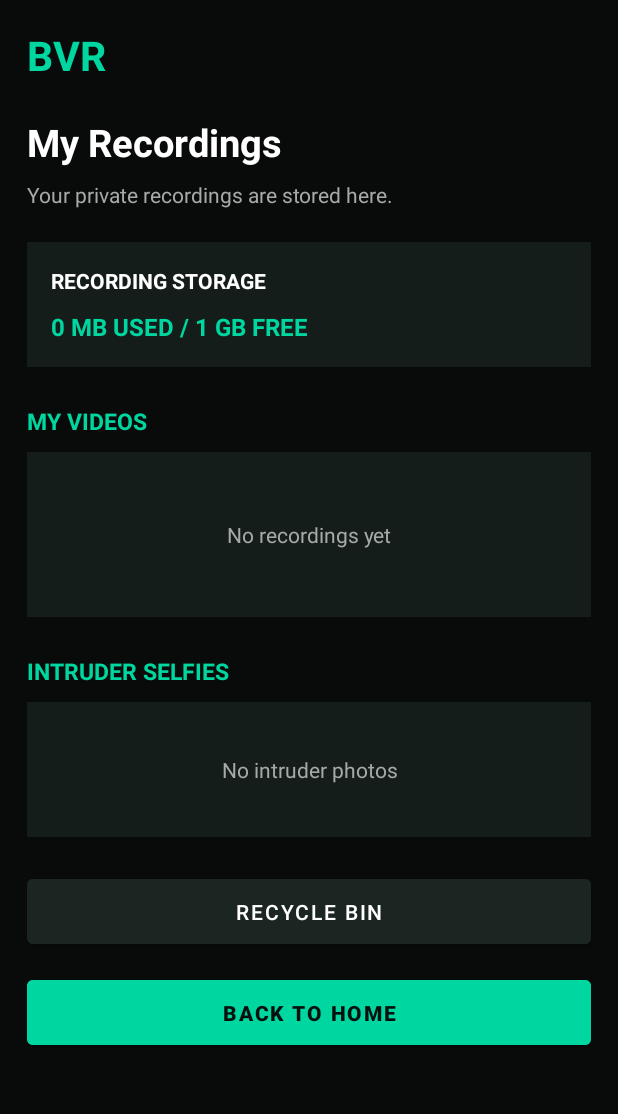
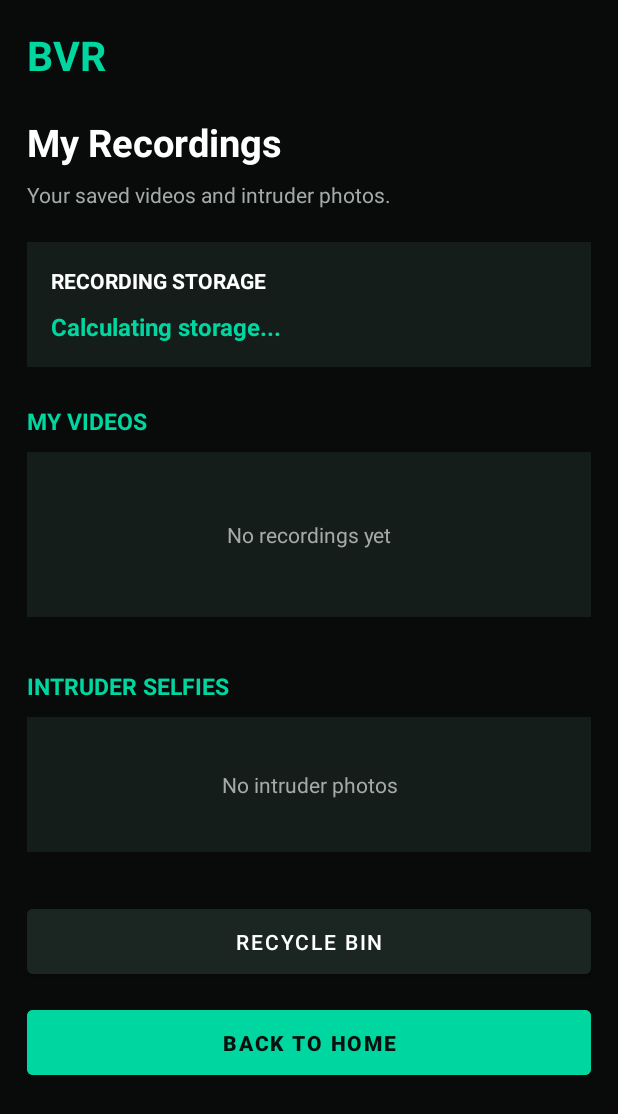
Before and after one commit to altamashkhan998448-cyber/Background-Video-Recorder, an Android app: the layout activity_recordings.xml on its own in the app's theme, with its tools: preview values and no code run, on a phone screen of 412 x 824 dp. Shown: the top 1114 px of the screen. Run offline under Robolectric (Android 15) with nearby library versions, the phone set to English and light mode, and no system bars.

Commit message:
Update activity_recordings.xml

```diff
--- a/app/src/main/res/layout/activity_recordings.xml
+++ b/app/src/main/res/layout/activity_recordings.xml
@@ -1,4 +1,5 @@
-<?xml version="1.0" encoding="utf-8"?><ScrollView xmlns:android="http://schemas.android.com/apk/res/android"
+<?xml version="1.0" encoding="utf-8"?>
+<ScrollView xmlns:android="http://schemas.android.com/apk/res/android"
     android:layout_width="match_parent"
     android:layout_height="match_parent"
     android:background="#080B0A"
@@ -31,10 +32,11 @@ android:fillViewport="true">
             android:layout_width="match_parent"
             android:layout_height="wrap_content"
             android:layout_marginTop="8dp"
-        android:text="Your private recordings are stored here."
+            android:text="Your saved videos and intruder photos."
             android:textColor="#A5AAA8"
             android:textSize="14sp" />
 
+        <!-- Storage -->
         <LinearLayout
             android:layout_width="match_parent"
             android:layout_height="wrap_content"
@@ -55,12 +57,14 @@ android:fillViewport="true">
                 android:layout_width="match_parent"
                 android:layout_height="wrap_content"
                 android:layout_marginTop="10dp"
-            android:text="0 MB USED / 1 GB FREE"
+                android:text="Calculating storage..."
                 android:textColor="#00D6A0"
                 android:textSize="16sp"
                 android:textStyle="bold" />
+
         </LinearLayout>
 
+        <!-- Videos heading -->
         <TextView
             android:layout_width="match_parent"
             android:layout_height="wrap_content"
@@ -70,17 +74,27 @@ android:fillViewport="true">
             android:textSize="15sp"
             android:textStyle="bold" />
 
+        <!-- Empty videos message -->
         <TextView
             android:id="@+id/txtNoVideos"
             android:layout_width="match_parent"
             android:layout_height="110dp"
+            android:layout_marginTop="10dp"
+            android:background="#151D1A"
             android:gravity="center"
-        android:background="#151D1A"
-        android:layout_marginTop="10dp"
             android:text="No recordings yet"
             android:textColor="#A5AAA8"
             android:textSize="14sp" />
 
+        <!-- Dynamic video list -->
+        <LinearLayout
+            android:id="@+id/videosContainer"
+            android:layout_width="match_parent"
+            android:layout_height="wrap_content"
+            android:orientation="vertical"
+            android:layout_marginTop="10dp" />
+
+        <!-- Intruder selfies -->
         <TextView
             android:layout_width="match_parent"
             android:layout_height="wrap_content"
@@ -94,12 +108,20 @@ android:fillViewport="true">
             android:id="@+id/txtNoIntruderPhotos"
             android:layout_width="match_parent"
             android:layout_height="90dp"
+            android:layout_marginTop="10dp"
+            android:background="#151D1A"
             android:gravity="center"
-        android:background="#151D1A"
-        android:layout_marginTop="10dp"
             android:text="No intruder photos"
             android:textColor="#A5AAA8"
             android:textSize="14sp" />
+
+        <!-- Dynamic photo list -->
+        <LinearLayout
+            android:id="@+id/photosContainer"
+            android:layout_width="match_parent"
+            android:layout_height="wrap_content"
+            android:orientation="vertical"
+            android:layout_marginTop="10dp" />
 
         <Button
             android:id="@+id/btnRecycleBin"
```
Lines whose indentation alone changed are shown as unchanged.
